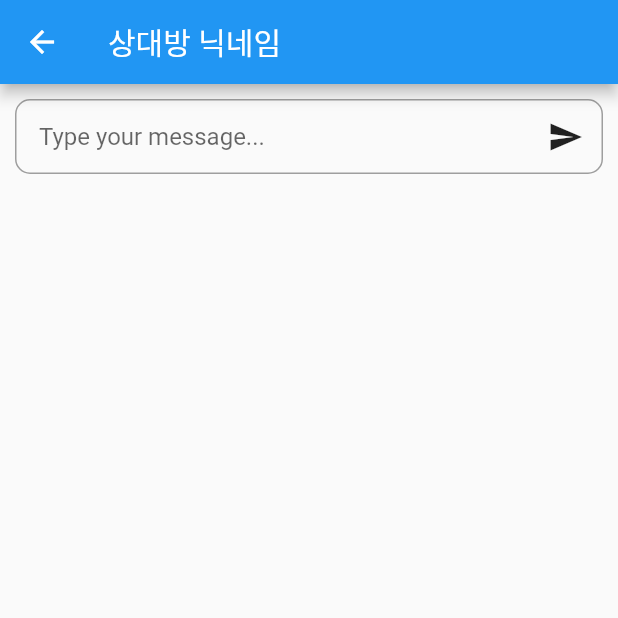
After one commit to jihun-bang/chemiplay, a Flutter app: the ChatPage screen opened by its route, on a phone screen of 412 x 824 dp, the top half of it. The commit adds this screen. Run offline on Flutter 3.47's test engine with Material 2 defaults, Android fonts, the light colour scheme and no system bars; our stand-ins replace cached_network_image, firebase_auth, firebase_core, flutter_svg, fluttertoast, get_it and 3 more; missing offline and left inert: google_sign_in_platform_interface, google_sign_in_web, sendbird_sdk; accounts and stored records are empty; network calls fail.

Commit message:
채팅 메시지 전송 (임시 오픈 채팅방)

```diff
--- /dev/null
+++ b/lib/core/services/sendbird_service.dart
@@ -0,0 +1,46 @@
+import 'package:sendbird_sdk/sendbird_sdk.dart';
+
+class SendbirdService {
+  var sendbirdSdk;
+  late User user;
+  late OpenChannel openChannel;
+
+  SendbirdService(String appID) {
+    sendbirdSdk = SendbirdSdk(appId: appID);
+  }
+
+  Future<void> signIn(String userID) async {
+    user = await sendbirdSdk.connect(userID);
+  }
+
+  Future<void> enterOpenChannel(String channelUrl) async {
+    try {
+      openChannel = await OpenChannel.getChannel(channelUrl);
+      // Call the instance method of the result object in the openChannel parameter of the callback method.
+      await openChannel.enter();
+      // The current user successfully enters the open channel as a participant,
+      // and can chat with other users in the channel using APIs.
+    } catch (e) {
+      // Handle error.
+    }
+  }
+
+  void sendMessage(String message) {
+    try {
+      final params = UserMessageParams(message: message);
+      // ..data = DATA
+      // ..customType = CUSTOM_TYPE;
+
+      final preMessage =
+          openChannel.sendUserMessage(params, onCompleted: (msg, error) {
+        // The message is successfully sent to the channel.
+        // The current user can receive messages from other users
+        // through the onMessageReceived() method in event handlers.
+      });
+    } catch (e) {
+      print(e);
+    }
+  }
+
+  void receiveMessage() {}
+}
--- /dev/null
+++ b/lib/features/presentation/viewmodels/chat_viewmodel.dart
@@ -0,0 +1,31 @@
+import 'package:chemiplay/core/services/sendbird_service.dart';
+import 'package:flutter/cupertino.dart';
+import 'package:sendbird_sdk/sendbird_sdk.dart';
+
+class ChatViewModel extends ChangeNotifier {
+  final SendbirdService _sendbirdService;
+
+  bool _isLoading = false;
+  bool get isLoading => _isLoading;
+
+  ChatViewModel(this._sendbirdService) {
+    _setIsLoading(true);
+    _setSendbird();
+    _setIsLoading(false);
+  }
+
+  void _setIsLoading(bool value) {
+    _isLoading = value;
+    notifyListeners();
+  }
+
+  Future<void> _setSendbird() async {
+    await _sendbirdService.signIn('junga1234');
+    await _sendbirdService.enterOpenChannel(
+        'sendbird_open_channel_10182_573cc75467a0d6e16280c4d5afc5cadab95870a4');
+  }
+
+  void sendMessage(String message) {
+    _sendbirdService.sendMessage(message);
+  }
+}
--- /dev/null
+++ b/lib/features/presentation/views/chat_page.dart
@@ -0,0 +1,80 @@
+import 'package:chemiplay/features/presentation/viewmodels/chat_viewmodel.dart';
+import 'package:flutter/material.dart';
+import 'package:provider/provider.dart';
+import '../../../injection.dart';
+
+class ChatPage extends StatefulWidget {
+  const ChatPage({
+    super.key,
+  });
+
+  @override
+  State<ChatPage> createState() => _ChatPageState();
+}
+
+class _ChatPageState extends State<ChatPage> {
+  final _chatViewModel = getIt<ChatViewModel>();
+
+  final _messageController = TextEditingController();
+
+  @override
+  void dispose() {
+    _messageController.dispose();
+    super.dispose();
+  }
+
+  @override
+  Widget build(BuildContext context) {
+    return Consumer<ChatViewModel>(
+      builder: (_, chatViewModel, ___) {
+        return Scaffold(
+          appBar: AppBar(
+            title: const Text('상대방 닉네임'),
+          ),
+          body: Column(
+            children: [
+              Container(
+                decoration: BoxDecoration(
+                  border: Border.all(
+                    color: Colors.grey,
+                    width: 1.0,
+                  ),
+                  borderRadius: BorderRadius.circular(10.0),
+                ),
+                margin: EdgeInsets.all(10.0),
+                child: Row(
+                  children: [
+                    Expanded(
+                      child: TextField(
+                        controller: _messageController,
+                        decoration: const InputDecoration(
+                          contentPadding:
+                              EdgeInsets.symmetric(horizontal: 15.0),
+                          hintText: 'Type your message...',
+                          border: InputBorder.none,
+                        ),
+                      ),
+                    ),
+                    IconButton(
+                      icon: const Icon(Icons.send),
+                      onPressed: _sendMessage,
+                    ),
+                  ],
+                ),
+              ),
+            ],
+          ),
+        );
+      },
+    );
+  }
+
+  void _sendMessage() {
+    if (_messageController.text.isNotEmpty) {
+      setState(() {
+        _chatViewModel.sendMessage(_messageController.text);
+        _messageController.clear();
+      });
+    }
+  }
+}
--- a/lib/injection.dart
+++ b/lib/injection.dart
@@ -1,5 +1,7 @@
+import 'package:chemiplay/core/services/sendbird_service.dart';
 import 'package:chemiplay/features/data/repositories/auth_repository.dart';
 import 'package:chemiplay/features/domain/repositories/auth_repository.dart';
+import 'package:chemiplay/features/presentation/viewmodels/chat_viewmodel.dart';
 import 'package:chemiplay/features/presentation/viewmodels/user_viewmodel.dart';
 import 'package:firebase_auth/firebase_auth.dart';
 import 'package:get_it/get_it.dart';
@@ -14,6 +16,8 @@ final getIt = GetIt.instance;
 void setupDependencies() {
   // Services
   getIt.registerSingleton<AuthService>(AuthService());
+  getIt.registerSingleton<SendbirdService>(
+      SendbirdService('2EDF7F38-549C-43C7-9688-164126406A08'));
 
   // Data Resource
   getIt.registerSingleton<AuthRemoteDataSource>(
@@ -28,4 +32,5 @@ void setupDependencies() {
   // ViewModels
   getIt.registerSingleton<LoginViewModel>(LoginViewModel(getIt()));
   getIt.registerSingleton<UserViewModel>(UserViewModel(getIt()));
+  getIt.registerSingleton<ChatViewModel>(ChatViewModel(getIt()));
 }
--- a/lib/main.dart
+++ b/lib/main.dart
@@ -1,3 +1,4 @@
+import 'package:chemiplay/features/presentation/viewmodels/chat_viewmodel.dart';
 import 'package:chemiplay/features/presentation/viewmodels/login_viewmodel.dart';
 import 'package:chemiplay/features/presentation/viewmodels/user_viewmodel.dart';
 import 'package:chemiplay/routes.dart';
@@ -39,6 +40,9 @@ class MyApp extends StatelessWidget {
         ChangeNotifierProvider<LoginViewModel>(
           create: (_) => getIt<LoginViewModel>(),
         ),
+        ChangeNotifierProvider<ChatViewModel>(
+          create: (_) => getIt<ChatViewModel>(),
+        ),
       ],
       child: MaterialApp.router(
         title: '캐미플레이',
--- a/lib/routes.dart
+++ b/lib/routes.dart
@@ -1,4 +1,5 @@
 import 'package:chemiplay/features/data/models/user_profile.dart';
+import 'package:chemiplay/features/presentation/views/chat_page.dart';
 import 'package:chemiplay/features/presentation/views/user_profile_page.dart';
 import 'package:flutter/material.dart';
 import 'package:go_router/go_router.dart';
@@ -36,6 +37,13 @@ final routes = GoRouter(
                 ),
               );
             },
+          ),
+          GoRoute(
+            path: 'chat',
+            name: 'chat',
+            pageBuilder: (context, state) {
+              return const MaterialPage(child: ChatPage());
+            },
           )
         ]),
     GoRoute(
--- a/pubspec.yaml
+++ b/pubspec.yaml
@@ -32,6 +32,8 @@ dependencies:
   go_router: ^6.5.7
   cached_network_image: ^3.2.3
   fluttertoast: ^8.2.1
+  # sendbird
+  sendbird_sdk: ^3.1.15
 dev_dependencies:
   flutter_test:
     sdk: flutter
```
Also changed, not shown: pubspec.lock, 3 other files.
